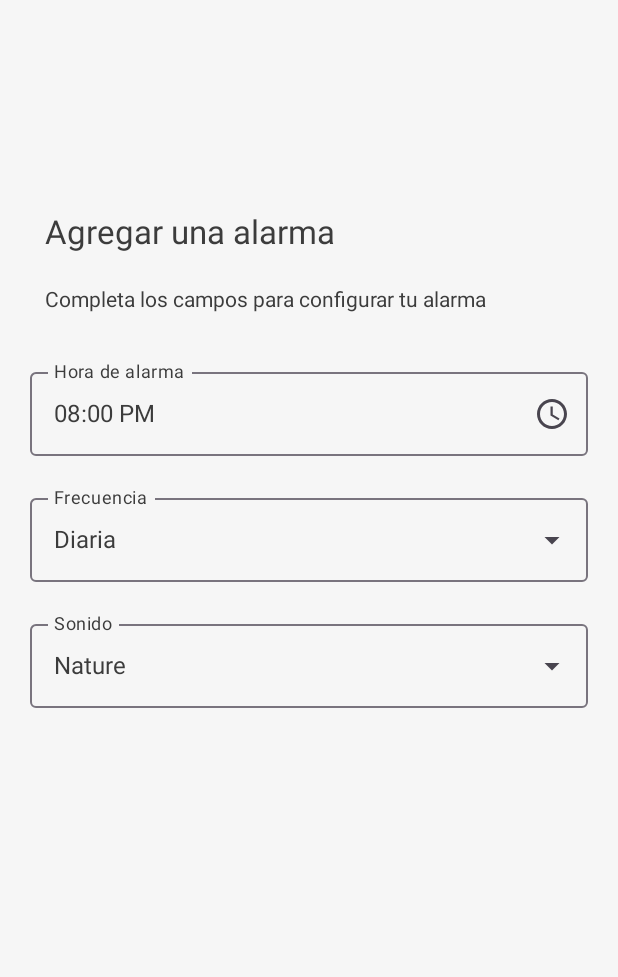
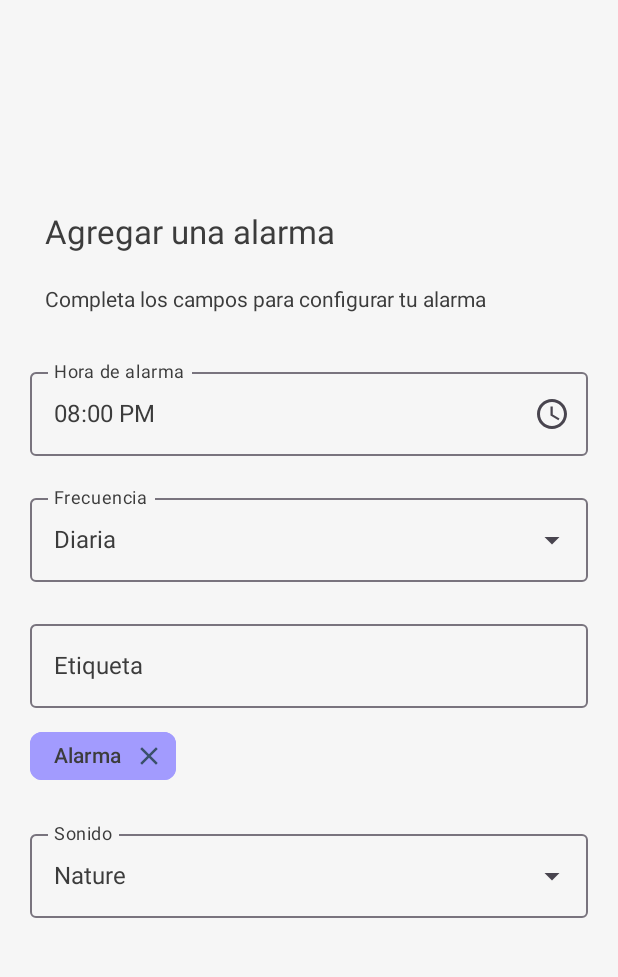
Before and after one commit to cdsuarezg/misw4302-2025-14-ailarm, an Android app built with Jetpack Compose: the AlarmFormScreen screen opened through its navigation route, on a phone screen of 412 x 824 dp, the part 169-1146 px from its top. Run offline under Robolectric (Android 15) with nearby library versions, the phone set to English and light mode, and no system bars.

Commit message:
Adds TagField and implements it

```diff
--- /dev/null
+++ b/mobile/app-ailarm/app/src/main/java/com/project/ailarm/ui/components/TagField.kt
@@ -0,0 +1,99 @@
+import androidx.compose.foundation.BorderStroke
+import androidx.compose.foundation.clickable
+import androidx.compose.foundation.layout.Arrangement
+import androidx.compose.foundation.layout.Column
+import androidx.compose.foundation.layout.ExperimentalLayoutApi
+import androidx.compose.foundation.layout.FlowRow
+import androidx.compose.foundation.layout.fillMaxWidth
+import androidx.compose.foundation.layout.height
+import androidx.compose.foundation.layout.padding
+import androidx.compose.foundation.layout.width
+import androidx.compose.material3.Icon
+import androidx.compose.material.icons.Icons
+import androidx.compose.material.icons.outlined.Close
+import androidx.compose.material3.AssistChip
+import androidx.compose.material3.AssistChipDefaults
+import androidx.compose.material3.ExperimentalMaterial3Api
+import androidx.compose.material3.OutlinedTextField
+import androidx.compose.material3.Text
+import androidx.compose.runtime.getValue
+import androidx.compose.runtime.setValue
+import androidx.compose.runtime.mutableStateOf
+import androidx.compose.runtime.remember
+import androidx.compose.runtime.Composable
+import androidx.compose.ui.Modifier
+import androidx.compose.ui.unit.dp
+import com.project.ailarm.ui.theme.SecondaryColor
+import com.project.ailarm.ui.theme.TextColor
+
+@OptIn(ExperimentalMaterial3Api::class, ExperimentalLayoutApi::class)
+@Composable
+fun TagField(
+    tags: List<String>,
+    onTagsChange: (List<String>) -> Unit,
+    modifier: Modifier = Modifier,
+    label: String = "Etiqueta"
+) {
+    var text by remember { mutableStateOf("") }
+
+    fun commitTokens(raw: String) {
+        val tokens = raw.split(" ", ",", ";")
+            .map { it.trim() }
+            .filter { it.isNotEmpty() }
+
+        if (tokens.isEmpty()) return
+        val base = tags.toMutableList()
+        tokens.forEach { t ->
+            if (!base.contains(t)) {
+                base.add(t)
+            }
+        }
+        onTagsChange(base)
+    }
+
+    Column(modifier = modifier.fillMaxWidth()) {
+        OutlinedTextField(
+            value = text,
+            onValueChange = { new ->
+                if (new.lastOrNull() in listOf(' ', ',', ';')) {
+                    commitTokens(new)
+                    text = ""
+                } else {
+                    text = new
+                }
+            },
+            label = { Text(label) },
+            singleLine = true,
+            modifier = Modifier.fillMaxWidth()
+        )
+
+        FlowRow(
+            modifier = Modifier
+                .fillMaxWidth()
+                .padding(top = 8.dp),
+            horizontalArrangement = Arrangement.spacedBy(8.dp),
+            verticalArrangement = Arrangement.spacedBy(8.dp)
+        ) {
+            tags.forEach { tag ->
+                AssistChip(
+                    onClick = { },
+                    label = { Text(tag) },
+                    trailingIcon = {
+                        Icon(
+                            Icons.Outlined.Close,
+                            contentDescription = "Eliminar $tag",
+                            modifier = Modifier.width(20.dp).height(20.dp).clickable {
+                                onTagsChange(tags - tag)
+                            }
+                        )
+                    },
+                    colors = AssistChipDefaults.assistChipColors(
+                        containerColor = SecondaryColor,
+                        labelColor = TextColor
+                    ),
+                    border = BorderStroke(1.dp, SecondaryColor)
+                )
+            }
+        }
+    }
+}
--- a/mobile/app-ailarm/app/src/main/java/com/project/ailarm/ui/screens/AlarmFormScreen.kt
+++ b/mobile/app-ailarm/app/src/main/java/com/project/ailarm/ui/screens/AlarmFormScreen.kt
@@ -1,5 +1,6 @@
 package com.project.ailarm.ui.screens
 
+import TagField
 import androidx.compose.foundation.layout.*
 import androidx.compose.material3.*
 import androidx.compose.runtime.Composable
@@ -27,6 +28,7 @@ fun AlarmFormScreen(
     var time by remember { mutableStateOf(LocalTime.of(20, 0)) }
     var frequency by remember { mutableStateOf("Diaria") }
     var sound by remember { mutableStateOf("Nature") }
+    var tags by remember { mutableStateOf(listOf("Alarma")) }
 
     Scaffold(
         topBar = {
@@ -79,6 +81,14 @@ fun AlarmFormScreen(
                     options = listOf("Diaria", "Semanal", "Mensual", "Personalizado")
                 )
 
+                Spacer(Modifier.height(20.dp))
+
+                TagField(
+                    tags = tags,
+                    onTagsChange = { tags = it },
+                    label = "Etiqueta",
+                    modifier = Modifier.fillMaxWidth()
+                )
 
                 Spacer(Modifier.height(20.dp))
 
```
